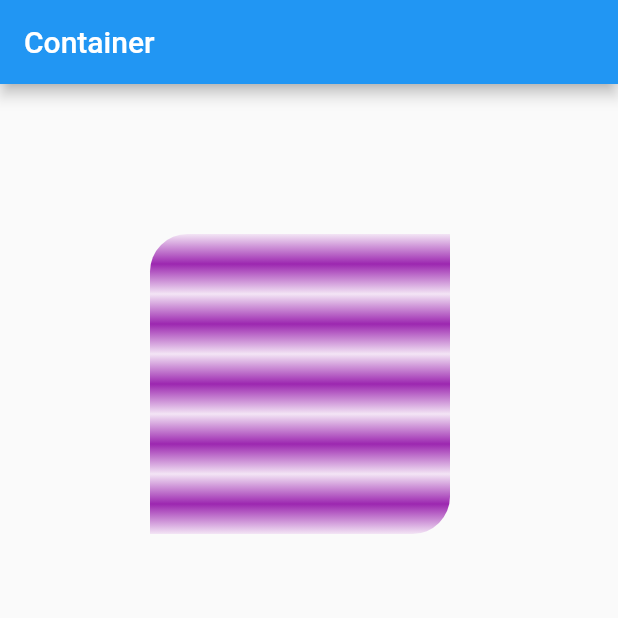
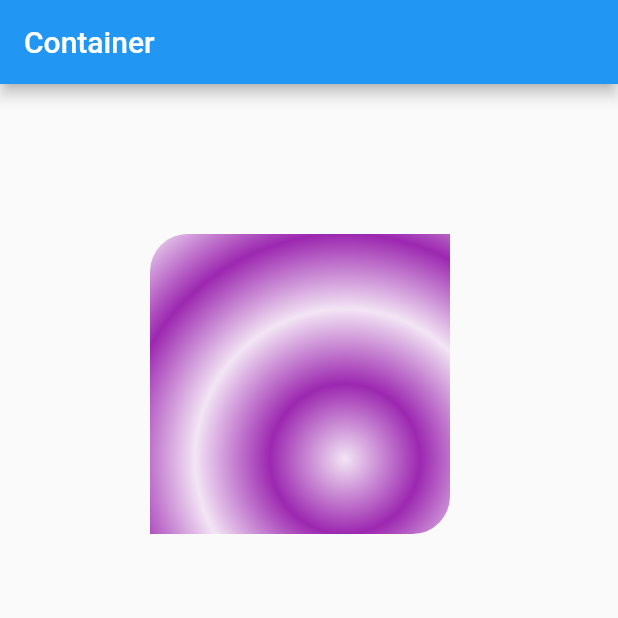
Before and after one commit to ChidiChuks/fl_demo_container, a Flutter app: the screen it shows after launch, on a phone screen of 412 x 824 dp, the top half of it. Run offline on Flutter 3.47's test engine with Material 2 defaults, Android fonts, the phone set to English and light mode, and no system bars.

```diff
--- a/lib/main.dart
+++ b/lib/main.dart
@@ -19,9 +19,9 @@ class MyApp extends StatelessWidget {
               height: 200.0,
               decoration: BoxDecoration(
                 color: Colors.orange,
-                gradient: LinearGradient(
-                  begin: Alignment(0.0, -1.0),
-                  end: Alignment(0.0, -0.8),
+                gradient: RadialGradient(
+                  radius: 0.25,
+                  center: Alignment(0.3, 0.5),
                   tileMode: TileMode.mirror,
                   colors: [Colors.purple[50], Colors.purple[500]]
                 ),
```
